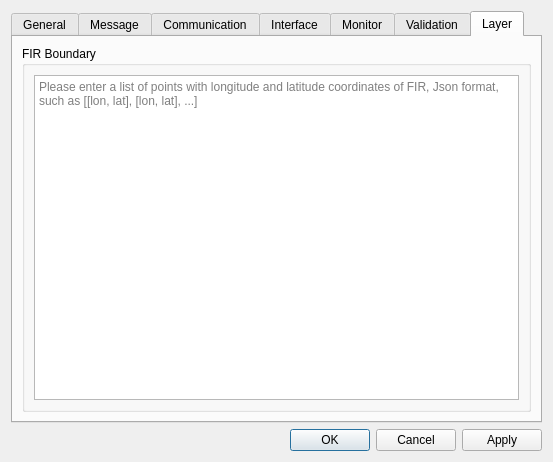
Above: tafor/components/ui/setting.ui from up1and/tafor before the change. Below: the same form after it.
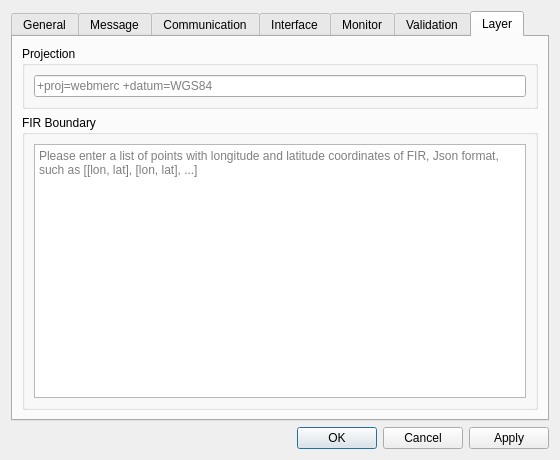
That is the form after the change. The open tabs and pages were chosen to show the change.

Diff of the .ui file:
```diff
--- a/tafor/components/ui/setting.ui
+++ b/tafor/components/ui/setting.ui
@@ -6,8 +6,8 @@
    <rect>
     <x>0</x>
     <y>0</y>
-    <width>553</width>
-    <height>462</height>
+    <width>560</width>
+    <height>460</height>
    </rect>
   </property>
   <property name="windowTitle">
@@ -1140,6 +1140,22 @@
        <string>Layer</string>
       </attribute>
       <layout class="QVBoxLayout" name="verticalLayout_11">
+       <item>
+        <widget class="QGroupBox" name="projectionGroup">
+         <property name="title">
+          <string>Projection</string>
+         </property>
+         <layout class="QVBoxLayout" name="verticalLayout_14">
+          <item>
+           <widget class="QLineEdit" name="projection">
+            <property name="placeholderText">
+             <string notr="true">+proj=webmerc +datum=WGS84</string>
+            </property>
+           </widget>
+          </item>
+         </layout>
+        </widget>
+       </item>
        <item>
         <widget class="QGroupBox" name="boundaryGroup">
          <property name="title">
```
